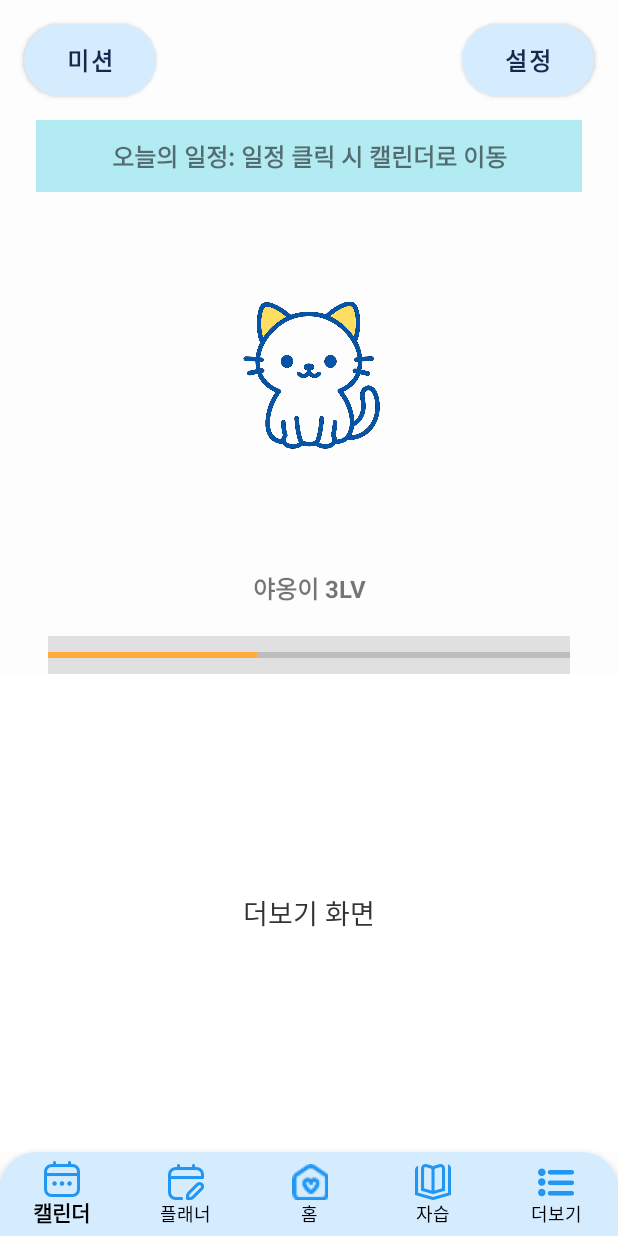
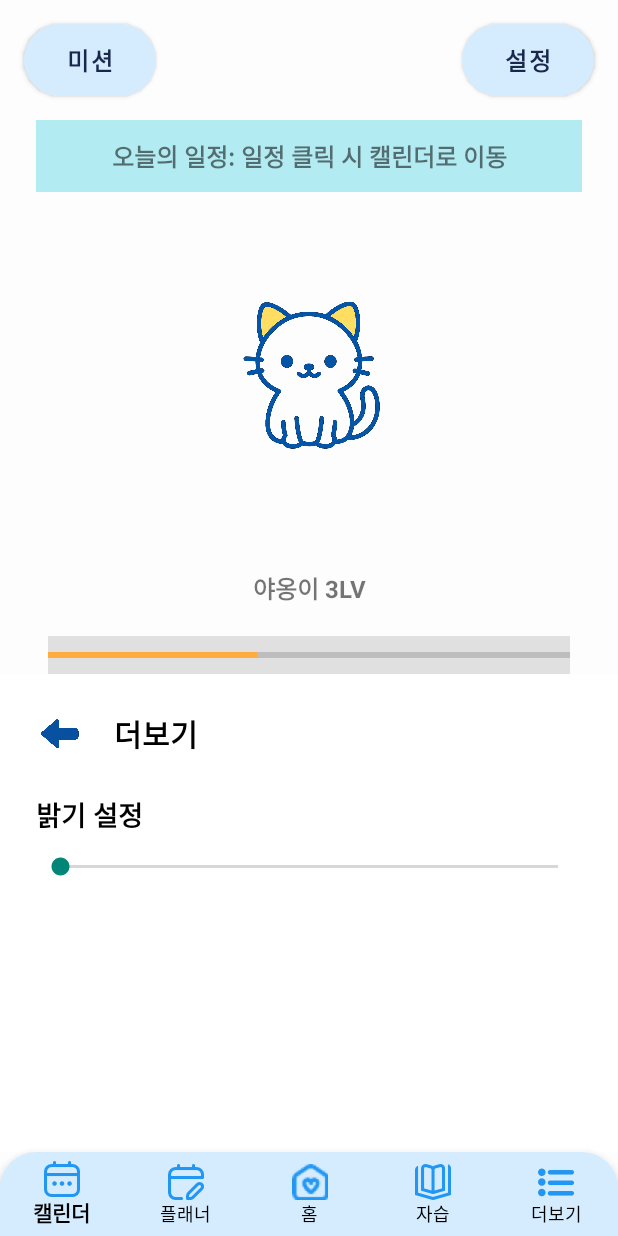
Before and after one commit to zeta078/CampusCat, an Android app: the fragment MoreFragment placed in its activity, on a phone screen of 412 x 824 dp. Run offline under Robolectric (Android 15) with nearby library versions, the phone set to English and light mode, and no system bars.

Commit message:
고양이 이미지 누르면 고양이로 이동하는 기능 추가 및 메뉴 버튼 누르면 레이아웃 이동

```diff
--- a/app/src/main/AndroidManifest.xml
+++ b/app/src/main/AndroidManifest.xml
@@ -25,6 +25,9 @@
 
         <!-- 🔻 필요 시 MainActivity는 그냥 실행만 가능하도록 남겨둠 -->
         <activity android:name=".PlannerMainActivity" />
+        <activity android:name=".CatDetailActivity" />
+        <activity android:name=".MiniGameActivity" />
+
     </application>
 
 </manifest>
--- a/app/src/main/java/com/example/campuscat/HomeActivity.java
+++ b/app/src/main/java/com/example/campuscat/HomeActivity.java
@@ -1,50 +1,59 @@
 package com.example.campuscat;
 
+import android.content.Intent;
 import android.os.Bundle;
+import android.widget.Button;
+import android.widget.ImageView;
+
 import androidx.appcompat.app.AppCompatActivity;
-import androidx.fragment.app.Fragment;
+
 import com.google.android.material.bottomnavigation.BottomNavigationView;
 
 public class HomeActivity extends AppCompatActivity {
 
+    private Button btnMission, btnSettings;
+    private BottomNavigationView bottomNavigationView;
+
     @Override
     protected void onCreate(Bundle savedInstanceState) {
         super.onCreate(savedInstanceState);
-        setContentView(R.layout.activity_home);
+        setContentView(R.layout.activity_home);  // 최초 화면
 
-        // 첫 화면에 기본 프래그먼트 설정
-        loadFragment(new HomeFragment());
+        // 미션, 설정 버튼
+        btnMission = findViewById(R.id.btnMission);
+        btnSettings = findViewById(R.id.btnSettings);
 
-        // 바텀 네비게이션 연결 및 리스너 설정
-        BottomNavigationView bottomNav = findViewById(R.id.bottom_navigation_view);
-        bottomNav.setOnItemSelectedListener(item -> {
-            Fragment selectedFragment = null;
+        btnMission.setOnClickListener(v ->
+                setContentView(R.layout.activity_mission));
+
+        btnSettings.setOnClickListener(v ->
+                setContentView(R.layout.activity_settings));
+
+        // 고양이 이미지 클릭 → 상세화면으로 이동
+        ImageView catImage = findViewById(R.id.catImage);
+        catImage.setOnClickListener(v -> {
+            Intent intent = new Intent(HomeActivity.this, CatDetailActivity.class);
+            startActivity(intent);
+        });
+
+        // 하단 바 이동 처리
+        bottomNavigationView = findViewById(R.id.bottom_navigation_view);
+        bottomNavigationView.setOnItemSelectedListener(item -> {
             int id = item.getItemId();
 
             if (id == R.id.nav_calendar) {
-                selectedFragment = new CalendarFragment();
+                setContentView(R.layout.fragment_calendar);
             } else if (id == R.id.nav_planner) {
-                selectedFragment = new PlannerFragment();
+                setContentView(R.layout.planner_layout);
             } else if (id == R.id.nav_home) {
-                selectedFragment = new HomeFragment();
+                setContentView(R.layout.activity_home);
             } else if (id == R.id.nav_study) {
-                selectedFragment = new StudyFragment();
+                setContentView(R.layout.fragment_study);
             } else if (id == R.id.nav_more) {
-                selectedFragment = new MoreFragment();
+                setContentView(R.layout.fragment_more);
             }
 
-            if (selectedFragment != null) {
-                loadFragment(selectedFragment);
-            }
             return true;
         });
     }
-
-    // 프래그먼트를 교체하는 메서드
-    private void loadFragment(Fragment fragment) {
-        getSupportFragmentManager()
-                .beginTransaction()
-                .replace(R.id.fragment_container, fragment) // activity_home.xml에 fragment_container 있어야 함
-                .commit();
-    }
 }
--- a/app/src/main/java/com/example/campuscat/HomeFragment.java
+++ b/app/src/main/java/com/example/campuscat/HomeFragment.java
@@ -1,12 +1,21 @@
 package com.example.campuscat;
 
+import android.os.Bundle;
+import android.view.View;
 import android.widget.Button;
 
+import androidx.annotation.NonNull;
+import androidx.annotation.Nullable;
 import androidx.fragment.app.Fragment;
 
 public class HomeFragment extends Fragment {
     public HomeFragment() {
-        super(R.layout.fragment_home);// res/layout/fragment_home.xml 필요
+        super(R.layout.fragment_home); // 이건 OK
+    }
+
+    @Override
+    public void onViewCreated(@NonNull View view, @Nullable Bundle savedInstanceState) {
+        super.onViewCreated(view, savedInstanceState);
 
         Button btnMission = view.findViewById(R.id.btnMission);
         btnMission.setOnClickListener(v -> {
@@ -15,6 +24,5 @@ public class HomeFragment extends Fragment {
                     .addToBackStack(null)
                     .commit();
         });
-
     }
 }
--- a/app/src/main/java/com/example/campuscat/MissionFragment.java
+++ b/app/src/main/java/com/example/campuscat/MissionFragment.java
@@ -16,6 +16,6 @@ public class MissionFragment extends Fragment {
     @Override
     public View onCreateView(LayoutInflater inflater, ViewGroup container,
                              Bundle savedInstanceState) {
-        return inflater.inflate(R.layout.fragment_mission, container, false);
+        return inflater.inflate(R.layout.activity_mission, container, false);
     }
 }
--- a/app/src/main/res/layout/fragment_main_home.xml
+++ /dev/null
@@ -1,6 +0,0 @@
-<?xml version="1.0" encoding="utf-8"?>
-<androidx.constraintlayout.widget.ConstraintLayout xmlns:android="http://schemas.android.com/apk/res/android"
-    android:layout_width="match_parent"
-    android:layout_height="match_parent">
-
-</androidx.constraintlayout.widget.ConstraintLayout>
--- a/app/src/main/res/layout/fragment_more.xml
+++ b/app/src/main/res/layout/fragment_more.xml
@@ -1,13 +1,58 @@
-<FrameLayout xmlns:android="http://schemas.android.com/apk/res/android"
+<?xml version="1.0" encoding="utf-8"?>
+<LinearLayout xmlns:android="http://schemas.android.com/apk/res/android"
+    xmlns:app="http://schemas.android.com/apk/res-auto"
+    android:orientation="vertical"
     android:layout_width="match_parent"
     android:layout_height="match_parent"
-    android:background="#FFFFFF">
+    android:background="#FFFFFF"
+    android:padding="24dp">
 
+    <!-- 🔙 상단 툴바 형태의 뒤로가기 -->
+    <LinearLayout
+        android:layout_width="match_parent"
+        android:layout_height="wrap_content"
+        android:orientation="horizontal"
+        android:gravity="center_vertical"
+        android:paddingBottom="24dp">
+
+        <ImageButton
+            android:id="@+id/btnBack"
+            android:layout_width="wrap_content"
+            android:layout_height="wrap_content"
+            android:src="@drawable/ic_back"
+            android:background="?attr/selectableItemBackgroundBorderless"
+            android:contentDescription="뒤로가기 버튼"
+            android:adjustViewBounds="true"
+            android:scaleType="fitCenter"
+            android:maxWidth="32dp"
+            android:maxHeight="32dp"
+            android:layout_marginEnd="8dp"/>
+
+
+        <TextView
+            android:layout_width="wrap_content"
+            android:layout_height="wrap_content"
+            android:text="더보기"
+            android:textSize="20sp"
+            android:textStyle="bold"
+            android:paddingStart="12dp"
+            android:textColor="#000000" />
+    </LinearLayout>
+
+    <!-- 🌞 밝기 설정 -->
     <TextView
         android:layout_width="wrap_content"
         android:layout_height="wrap_content"
-        android:text="더보기 화면"
+        android:text="밝기 설정"
         android:textSize="18sp"
-        android:textColor="#333333"
-        android:layout_gravity="center" />
-</FrameLayout>
+        android:textStyle="bold"
+        android:textColor="#000000"
+        android:layout_marginBottom="12dp" />
+
+    <SeekBar
+        android:id="@+id/seekBarBrightness"
+        android:layout_width="match_parent"
+        android:layout_height="wrap_content"
+        android:layout_marginBottom="32dp" />
+
+</LinearLayout>
```
Also changed, not shown: app/src/main/java/com/example/campuscat/CatDetailActivity.java (+23 -5 lines), app/src/main/java/com/example/campuscat/MiniGameActivity.java (+24 -8 lines), app/src/main/java/com/example/campuscat/MoreActivity.java (added, +26 -0 lines), app/src/main/res/layout/activity_cat_detail.xml (+28 -2 lines), app/src/main/res/layout/activity_mission.xml (added, +17 -0 lines), app/src/main/res/layout/activity_settings.xml (added, +12 -0 lines), app/src/main/res/layout/fragment_mission.xml (deleted, +0 -23 lines).
